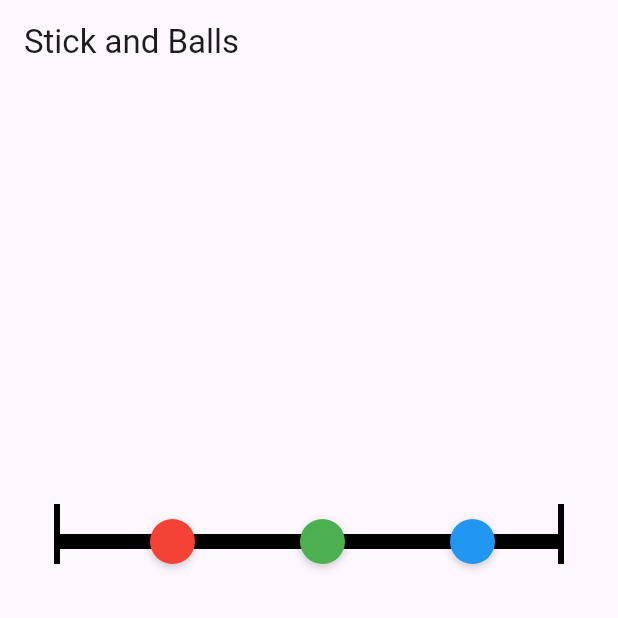
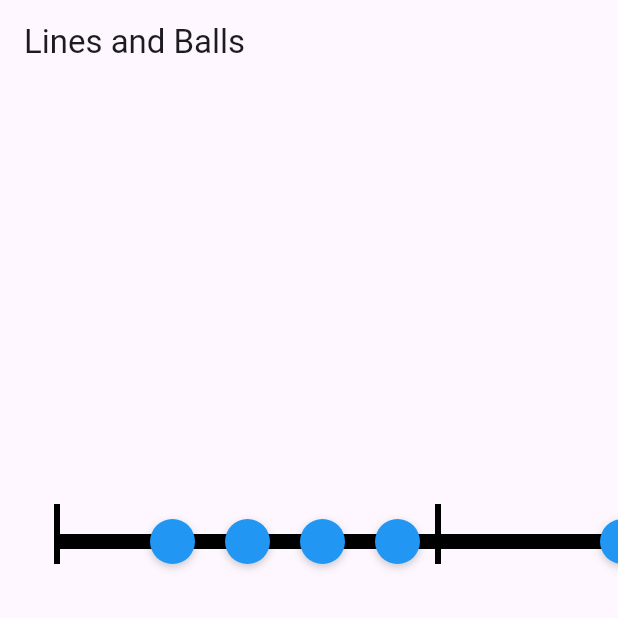
Before and after one commit to Ibrahim-Lokman/abacusspro, a Flutter app: the screen it shows after launch, on a phone screen of 412 x 824 dp, the top half of it. Run offline on Flutter 3.47's test engine with Material 3 defaults, Android fonts, the phone set to English and light mode, and no system bars.

Commit message:
working fine, but not responsive on screen

```diff
--- a/lib/main.dart
+++ b/lib/main.dart
@@ -23,30 +23,32 @@ class StickAndBalls extends StatefulWidget {
 }
 
 class _StickAndBallsState extends State<StickAndBalls> {
-  // Initial positions of the balls
-  final List<ValueNotifier<double>> ballPositions = [
-    ValueNotifier(100.0),
-    ValueNotifier(200.0),
-    ValueNotifier(300.0)
-  ];
+  // Two sections of balls: 4 balls and 1 ball
+  final List<ValueNotifier<double>> section1Balls =
+      List.generate(4, (index) => ValueNotifier(100.0 + (index * 50.0)));
+  final List<ValueNotifier<double>> section2Balls = [ValueNotifier(400.0)];
 
   final double ballSize = 30;
   final double stickStart = 40;
-  final double stickPadding = 40;
+  final double section1Width = 250;
+  final double section2Width = 150;
   final double lineWidth = 4;
   final double lineHeight = 40;
-  late final double maxPosition;
+
+  late final double maxSection1Position;
+  late final double maxSection2Position;
 
   @override
   void didChangeDependencies() {
     super.didChangeDependencies();
-    maxPosition =
-        MediaQuery.of(context).size.width - stickPadding - ballSize - lineWidth;
+    // Calculate maximum positions for each section
+    maxSection1Position = stickStart + section1Width - ballSize;
+    maxSection2Position = stickStart + section1Width + section2Width - ballSize;
   }
 
   @override
   void dispose() {
-    for (var notifier in ballPositions) {
+    for (var notifier in [...section1Balls, ...section2Balls]) {
       notifier.dispose();
     }
     super.dispose();
@@ -54,66 +56,84 @@ class _StickAndBallsState extends State<StickAndBalls> {
 
   @override
   Widget build(BuildContext context) {
-    double stickWidth = MediaQuery.of(context).size.width - (2 * stickPadding);
-
     return Scaffold(
       appBar: AppBar(
-        title: const Text('Stick and Balls'),
+        title: const Text('Lines and Balls'),
       ),
       body: Stack(
         children: [
-          // Start Line
-          Positioned(
-            left: stickStart - lineWidth,
+          // Line 1
+          _buildVerticalLine(stickStart - lineWidth),
+          // Line 2 (middle)
+          _buildVerticalLine(stickStart + section1Width),
+          // Line 3
+          _buildVerticalLine(stickStart + section1Width + section2Width),
+          // Horizontal lines
+          _buildHorizontalLine(stickStart, section1Width),
+          _buildHorizontalLine(stickStart + section1Width, section2Width),
+          // Section 1 Balls (4 balls)
+          ...List.generate(
+              4,
+              (index) => _buildDraggableBall(
+                    Colors.blue,
+                    index,
+                    section1Balls[index],
+                    true,
+                  )).reversed,
+          // Section 2 Ball (1 ball)
+          _buildDraggableBall(
+            Colors.blue,
+            0,
+            section2Balls[0],
+            false,
+          ),
+        ],
+      ),
+    );
+  }
+
+  Widget _buildVerticalLine(double left) {
+    return Positioned(
+      left: left,
       top: 280,
       child: Container(
         width: lineWidth,
         height: lineHeight,
         color: Colors.black,
       ),
-          ),
-          // End Line
-          Positioned(
-            left: stickStart + stickWidth,
-            top: 280,
-            child: Container(
-              width: lineWidth,
-              height: lineHeight,
-              color: Colors.black,
-            ),
-          ),
-          // Stick
-          Positioned(
-            left: stickStart,
+    );
+  }
+
+  Widget _buildHorizontalLine(double left, double width) {
+    return Positioned(
+      left: left,
       top: 300,
       child: Container(
-              width: stickWidth,
+        width: width,
         height: 10,
         color: Colors.black,
-            ),
-          ),
-          // Balls
-          ...List.generate(
-              3,
-              (index) => _buildDraggableBall(
-                    [Colors.red, Colors.green, Colors.blue][index],
-                    index,
-                  )).reversed,
-        ],
       ),
     );
   }
 
-  Widget _buildDraggableBall(Color color, int index) {
+  Widget _buildDraggableBall(
+    Color color,
+    int index,
+    ValueNotifier<double> position,
+    bool isSection1,
+  ) {
     return ValueListenableBuilder<double>(
-      valueListenable: ballPositions[index],
-      builder: (context, position, child) {
+      valueListenable: position,
+      builder: (context, pos, child) {
         return Positioned(
-          left: position,
+          left: pos,
           top: 290,
           child: GestureDetector(
-            onPanUpdate: (details) =>
-                _handleBallMovement(index, details.delta.dx),
+            onPanUpdate: (details) => _handleBallMovement(
+              index,
+              details.delta.dx,
+              isSection1,
+            ),
             child: Container(
               width: ballSize,
               height: ballSize,
@@ -135,23 +155,24 @@ class _StickAndBallsState extends State<StickAndBalls> {
     );
   }
 
-  void _handleBallMovement(int ballIndex, double delta) {
-    double newPosition = ballPositions[ballIndex].value + delta;
+  void _handleBallMovement(int ballIndex, double delta, bool isSection1) {
+    List<ValueNotifier<double>> balls =
+        isSection1 ? section1Balls : section2Balls;
+    double minPosition = isSection1 ? stickStart : stickStart + section1Width;
+    double maxPosition = isSection1 ? maxSection1Position : maxSection2Position;
 
-    // Clamp to bounds
-    newPosition = newPosition.clamp(stickStart, maxPosition);
+    double newPosition = balls[ballIndex].value + delta;
+    newPosition = newPosition.clamp(minPosition, maxPosition);
 
-    List<double> positions = ballPositions.map((n) => n.value).toList();
+    List<double> positions = balls.map((n) => n.value).toList();
     positions[ballIndex] = newPosition;
 
     if (delta > 0) {
-      // Moving right - only check collisions with balls to the right
+      // Moving right
       for (int i = ballIndex; i < positions.length - 1; i++) {
         if (positions[i + 1] - positions[i] < ballSize) {
-          double overlap = ballSize - (positions[i + 1] - positions[i]);
           positions[i + 1] = positions[i] + ballSize;
 
-          // If rightmost ball would exceed bounds, push back only the affected balls
           if (positions[i + 1] > maxPosition) {
             double excess = positions[i + 1] - maxPosition;
             for (int j = i + 1; j >= ballIndex; j--) {
@@ -161,15 +182,13 @@ class _StickAndBallsState extends State<StickAndBalls> {
         }
       }
     } else {
-      // Moving left - only check collisions with balls to the left
+      // Moving left
       for (int i = ballIndex; i > 0; i--) {
         if (positions[i] - positions[i - 1] < ballSize) {
-          double overlap = ballSize - (positions[i] - positions[i - 1]);
           positions[i - 1] = positions[i] - ballSize;
 
-          // If leftmost ball would exceed bounds, push back only the affected balls
-          if (positions[i - 1] < stickStart) {
-            double excess = stickStart - positions[i - 1];
+          if (positions[i - 1] < minPosition) {
+            double excess = minPosition - positions[i - 1];
             for (int j = i - 1; j <= ballIndex; j++) {
               positions[j] += excess;
             }
@@ -180,8 +199,8 @@ class _StickAndBallsState extends State<StickAndBalls> {
 
     // Update all positions
     for (int i = 0; i < positions.length; i++) {
-      if (positions[i] != ballPositions[i].value) {
-        ballPositions[i].value = positions[i];
+      if (positions[i] != balls[i].value) {
+        balls[i].value = positions[i];
       }
     }
   }
```
Lines whose indentation alone changed are shown as unchanged.
